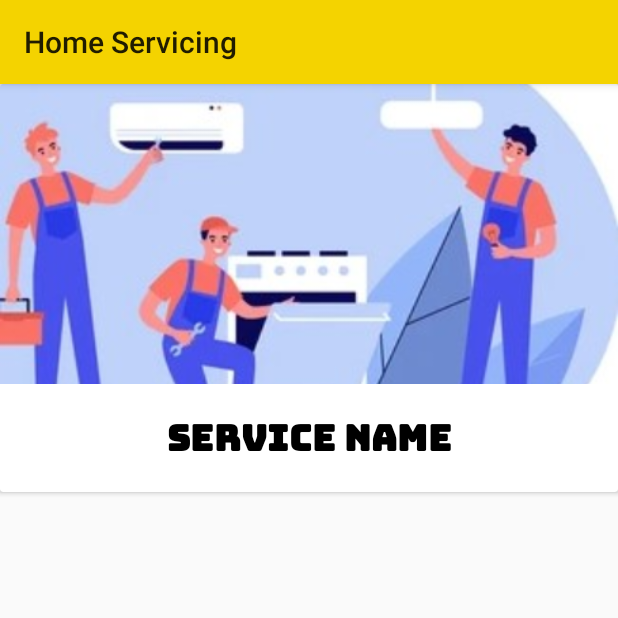
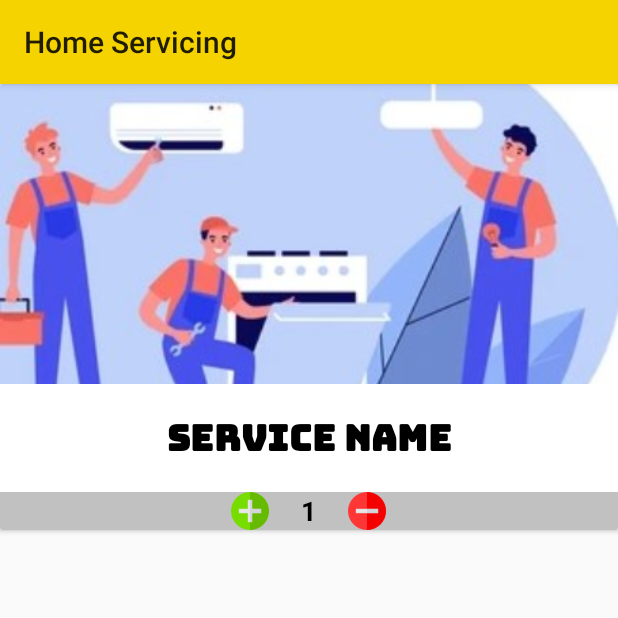
Before and after one commit to piyushkumarprusty/Home_service_App, an Android app: the DetailActivity screen opened directly, with no data from a screen before it, on a phone screen of 412 x 824 dp, the top half of it. Run offline under Robolectric (Android 15) with nearby library versions, the phone set to English and light mode, and no system bars.

Commit message:
Details act layout sub add

```diff
--- a/app/src/main/res/layout/activity_detail.xml
+++ b/app/src/main/res/layout/activity_detail.xml
@@ -31,6 +31,7 @@
                 android:textColor="@color/black"
                 android:padding="5dp"
                 android:gravity="center"
+
                 android:text="Service Name"
                 android:textSize="24sp"
 
@@ -38,8 +39,35 @@
 
             <LinearLayout
                 android:layout_width="match_parent"
-                android:layout_height="match_parent"
-                android:orientation="horizontal"></LinearLayout>
+                android:layout_height="25dp"
+                android:orientation="horizontal"
+                android:background="#c1c1c1"
+
+                android:gravity="center">
+
+                <ImageView
+                    android:id="@+id/add"
+                    android:layout_width="wrap_content"
+                    android:layout_height="wrap_content"
+                    app:srcCompat="@drawable/add" />
+
+                <TextView
+                    android:id="@+id/quantity"
+                    android:layout_width="wrap_content"
+                    android:layout_height="wrap_content"
+                    android:layout_marginLeft="2dp"
+                    android:layout_marginRight="2dp"
+                    android:textSize="18sp"
+                    android:textColor="@color/black"
+                    android:textStyle="bold"
+                    android:text="1" />
+
+                <ImageView
+                    android:id="@+id/subtract"
+                    android:layout_width="wrap_content"
+                    android:layout_height="wrap_content"
+                    app:srcCompat="@drawable/minus" />
+            </LinearLayout>
 
         </LinearLayout>
 
```
Also changed, not shown: app/src/main/res/drawable/add.png (added), app/src/main/res/drawable/minus.png (added).
